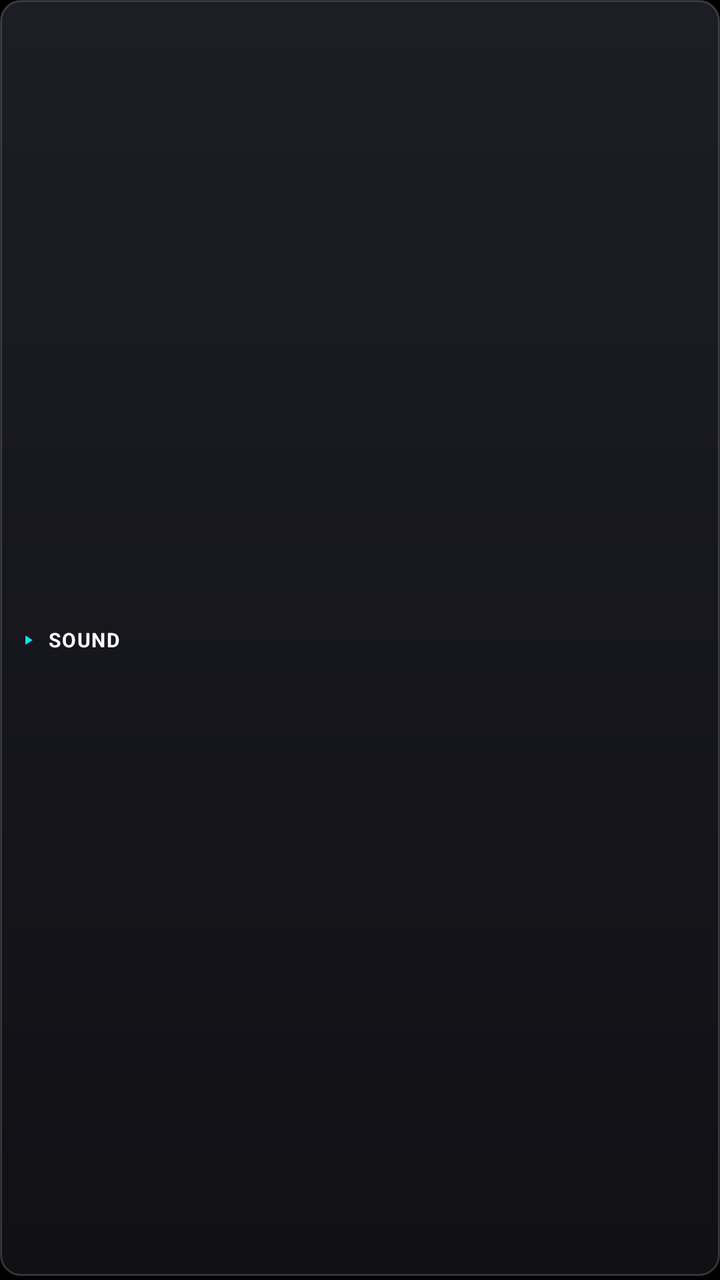
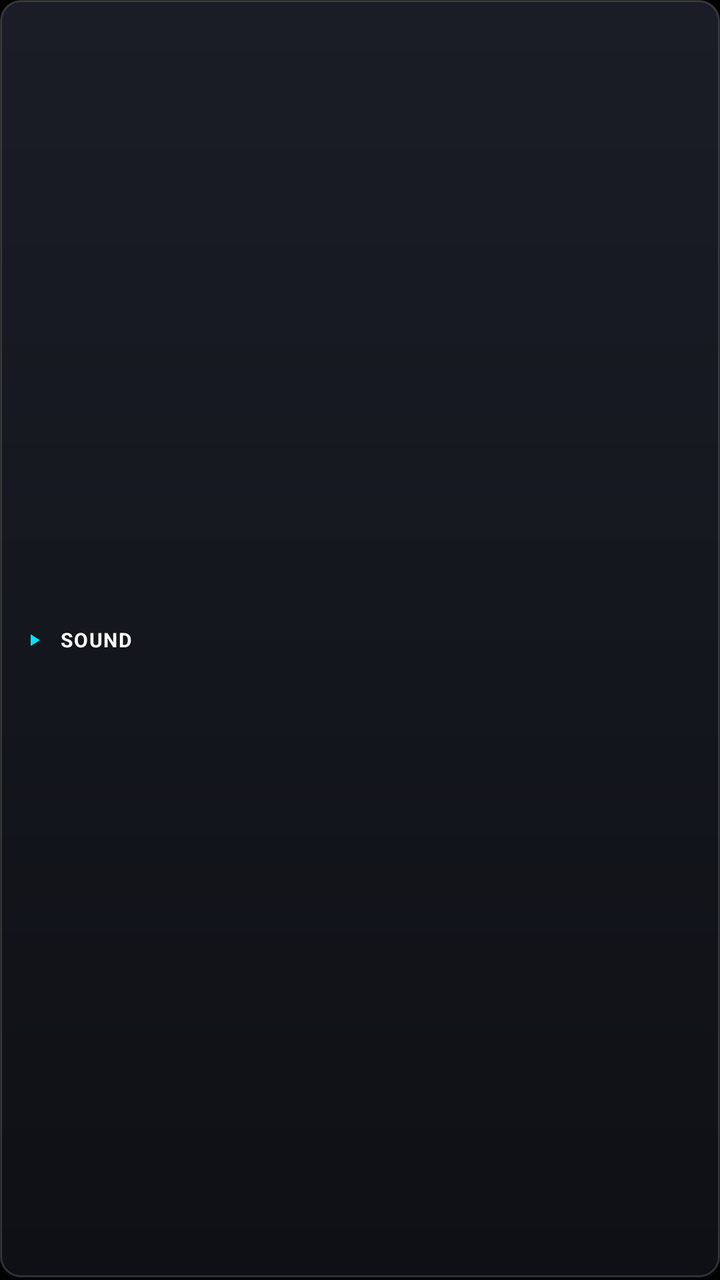

Screens rendered from an Android XML layout before and after an edit, with the pre-edit source and the edit as a unified diff.
<!-- AndroidManifest.xml: application theme Theme.AuraSoundboard -->
<!-- res/layout/item_overlay_sound.xml -->
<?xml version="1.0" encoding="utf-8"?>
<LinearLayout xmlns:android="http://schemas.android.com/apk/res/android"
    android:id="@+id/btnOverlaySoundRoot"
    android:layout_width="match_parent"
    android:layout_height="40dp"
    android:layout_margin="3dp"
    android:background="@drawable/bg_3d_button"
    android:gravity="center_vertical"
    android:orientation="horizontal"
    android:paddingHorizontal="10dp">

    <View
        android:id="@+id/viewOverlayActiveDot"
        android:layout_width="8dp"
        android:layout_height="8dp"
        android:layout_marginEnd="6dp"
        android:background="@drawable/ic_play" />

    <TextView
        android:id="@+id/tvOverlaySoundName"
        android:layout_width="0dp"
        android:layout_height="wrap_content"
        android:layout_weight="1"
        android:ellipsize="end"
        android:letterSpacing="0.06"
        android:maxLines="1"
        android:text="SOUND"
        android:textAllCaps="true"
        android:textColor="@color/text_primary"
        android:textSize="10sp"
        android:textStyle="bold" />
</LinearLayout>
<!-- resources referenced by this layout -->
<resources>
  <color name="text_primary">#FFFFFF</color>
  <!-- drawable bg_3d_button (drawable) -->
  <?xml version="1.0" encoding="utf-8"?>
  <layer-list xmlns:android="http://schemas.android.com/apk/res/android">
      <item android:top="2dp">
          <shape android:shape="rectangle">
              <solid android:color="#030304" />
              <corners android:radius="10dp" />
          </shape>
      </item>
      <item android:bottom="2dp">
          <shape android:shape="rectangle">
              <gradient
                  android:angle="270"
                  android:endColor="#101015"
                  android:startColor="#1D1D25" />
              <corners android:radius="10dp" />
              <stroke
                  android:width="1dp"
                  android:color="#2CFFFFFF" />
          </shape>
      </item>
  </layer-list>
  <!-- drawable ic_play (drawable) -->
  <?xml version="1.0" encoding="utf-8"?>
  <vector xmlns:android="http://schemas.android.com/apk/res/android"
      android:width="24dp"
      android:height="24dp"
      android:viewportWidth="24"
      android:viewportHeight="24">
      <path
          android:fillColor="#00E5FF"
          android:pathData="M8,5.14V19.14L19,12.14L8,5.14Z" />
  </vector>
  <style name="Theme.AuraSoundboard" parent="Theme.MaterialComponents.DayNight.NoActionBar">
          <item name="colorPrimary">@color/accent_cyan</item>
          <item name="colorPrimaryVariant">@color/accent_indigo</item>
          <item name="colorSecondary">@color/accent_cyan</item>
          <item name="android:windowBackground">@color/bg_obsidian_deep</item>
          <item name="android:statusBarColor">@color/bg_obsidian_deep</item>
          <item name="android:navigationBarColor">@color/bg_obsidian_deep</item>
          <item name="android:textColorPrimary">@color/text_primary</item>
          <item name="android:textColorSecondary">@color/text_secondary</item>
      </style>
  <color name="accent_cyan">#FFFFFF</color>
  <color name="accent_indigo">#E4E4E7</color>
  <color name="bg_obsidian_deep">#000000</color>
  <color name="text_secondary">#9CA3AF</color>
</resources>

<!-- the commit's change to res/layout/item_overlay_sound.xml (unified diff, before → after) -->
@@ -2,18 +2,18 @@
 <LinearLayout xmlns:android="http://schemas.android.com/apk/res/android"
     android:id="@+id/btnOverlaySoundRoot"
     android:layout_width="match_parent"
-    android:layout_height="40dp"
-    android:layout_margin="3dp"
+    android:layout_height="42dp"
+    android:layout_marginVertical="3dp"
     android:background="@drawable/bg_3d_button"
     android:gravity="center_vertical"
     android:orientation="horizontal"
-    android:paddingHorizontal="10dp">
+    android:paddingHorizontal="12dp">
 
     <View
         android:id="@+id/viewOverlayActiveDot"
-        android:layout_width="8dp"
-        android:layout_height="8dp"
-        android:layout_marginEnd="6dp"
+        android:layout_width="10dp"
+        android:layout_height="10dp"
+        android:layout_marginEnd="8dp"
         android:background="@drawable/ic_play" />
 
     <TextView
@@ -24,6 +24,7 @@
         android:ellipsize="end"
         android:letterSpacing="0.06"
         android:maxLines="1"
+        android:singleLine="true"
         android:text="SOUND"
         android:textAllCaps="true"
         android:textColor="@color/text_primary"
<!-- resource entries referenced after the edit -->
@@ -4,22 +4,24 @@
   <!-- drawable bg_3d_button (drawable) -->
   <?xml version="1.0" encoding="utf-8"?>
   <layer-list xmlns:android="http://schemas.android.com/apk/res/android">
-      <item android:top="2dp">
+      
+      <item android:top="1.5dp">
           <shape android:shape="rectangle">
-              <solid android:color="#030304" />
+              <solid android:color="#040406" />
               <corners android:radius="10dp" />
           </shape>
       </item>
-      <item android:bottom="2dp">
+      
+      <item android:bottom="1.5dp">
           <shape android:shape="rectangle">
               <gradient
                   android:angle="270"
-                  android:endColor="#101015"
-                  android:startColor="#1D1D25" />
+                  android:endColor="#0E1015"
+                  android:startColor="#1A1D26" />
               <corners android:radius="10dp" />
               <stroke
                   android:width="1dp"
-                  android:color="#2CFFFFFF" />
+                  android:color="#28FFFFFF" />
           </shape>
       </item>
   </layer-list>
